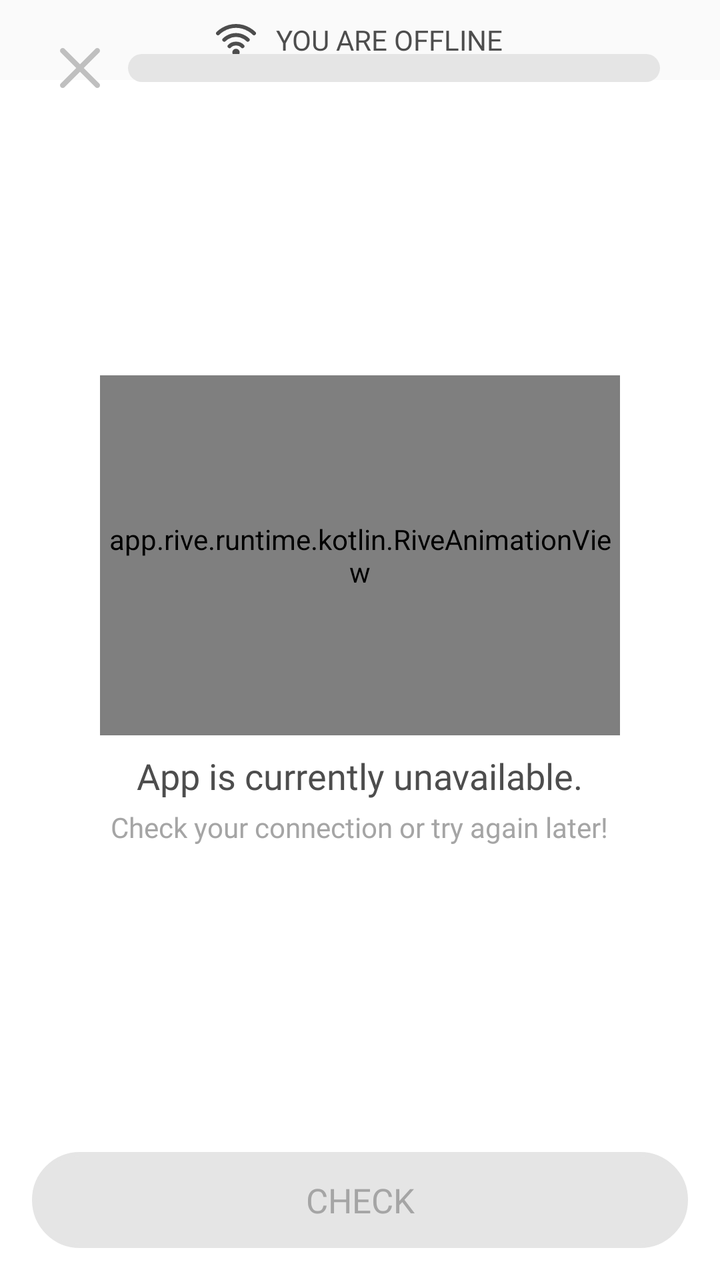
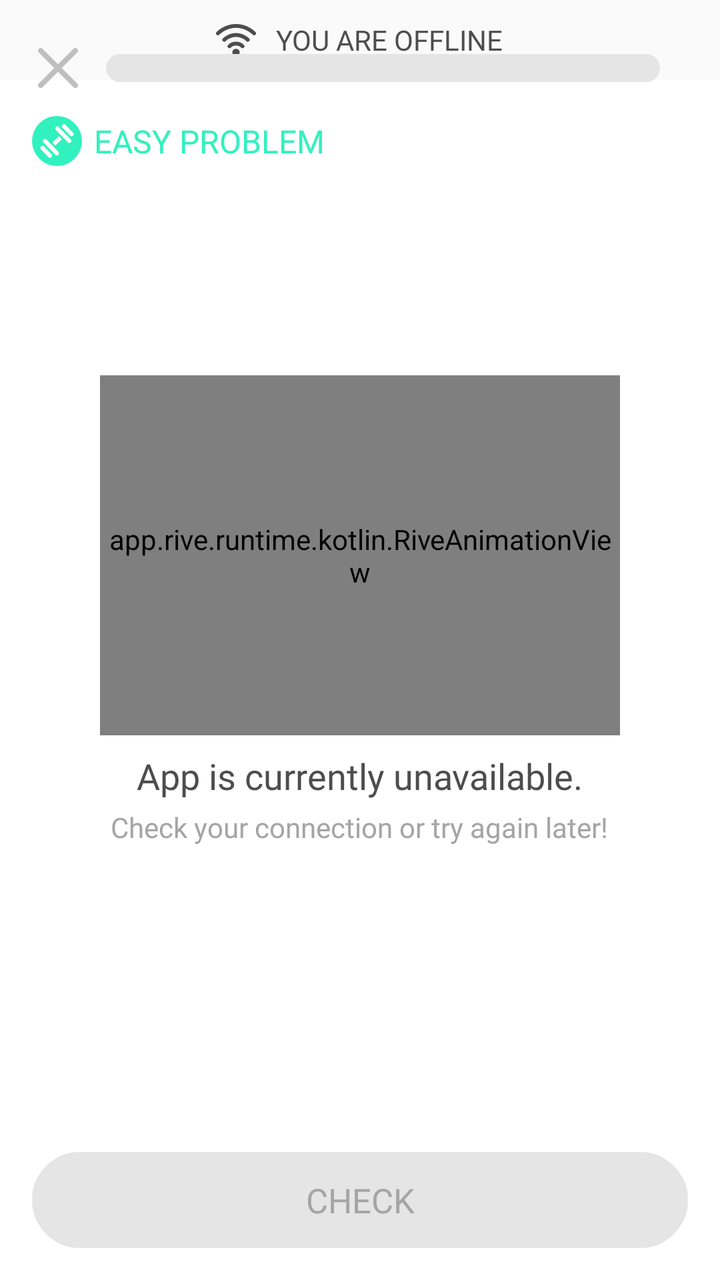

Before-and-after screenshots of an Android layout around one commit, followed by the original layout XML and the change that was made.
<!-- AndroidManifest.xml: application theme Theme.Tetragon -->
<!-- res/layout/activity_question_qctivity.xml -->
<?xml version="1.0" encoding="utf-8"?>
<androidx.constraintlayout.widget.ConstraintLayout xmlns:android="http://schemas.android.com/apk/res/android"
    xmlns:app="http://schemas.android.com/apk/res-auto"
    xmlns:tools="http://schemas.android.com/tools"
    android:id="@+id/main"
    android:layout_width="match_parent"
    android:layout_height="match_parent"
    android:background="@color/white"
    android:fitsSystemWindows="true"
    tools:context=".questions.questionMathFirstGrade.Math1GradeQuestionActivity">

    <LinearLayout
        android:id="@+id/internetConnection"
        android:layout_width="match_parent"
        android:layout_height="wrap_content"
        android:orientation="horizontal"
        android:gravity="center"
        android:padding="10dp"
        android:background="@color/gray_3"
        app:layout_constraintTop_toTopOf="parent"
        app:layout_constraintStart_toStartOf="parent"
        app:layout_constraintEnd_toEndOf="parent">

        <ImageView
            android:layout_width="20dp"
            android:layout_height="20dp"
            android:src="@drawable/internet_lost"
            android:layout_marginEnd="10dp" />

        <TextView
            android:layout_width="wrap_content"
            android:layout_height="wrap_content"
            android:text="@string/you_are_offline"
            android:textColor="@color/black_3"
            android:fontFamily="@font/inter_semibold"
            android:textSize="14sp"/>

    </LinearLayout>

    <LinearLayout
        android:id="@+id/offlineContainer"
        android:layout_width="0dp"
        android:layout_height="0dp"
        android:gravity="center"
        android:orientation="vertical"
        android:padding="16dp"
        app:layout_constraintBottom_toBottomOf="@+id/stateContainer"
        app:layout_constraintEnd_toEndOf="parent"
        app:layout_constraintStart_toStartOf="parent"
        app:layout_constraintTop_toBottomOf="@id/internetConnection">

        <app.rive.runtime.kotlin.RiveAnimationView
            android:id="@+id/internet_mr_square"
            android:layout_width="260dp"
            android:layout_height="180dp"
            app:riveAutoPlay="true"
            app:riveResource="@raw/no_internet_mr_square"
            app:riveStateMachine="State Machine 1" />

        <TextView
            android:id="@+id/offlineTitle"
            android:layout_width="wrap_content"
            android:layout_height="wrap_content"
            android:layout_marginTop="8dp"
            android:fontFamily="@font/inter_semibold"
            android:text="App is currently unavailable."
            android:textColor="@color/black_3"
            android:textSize="18sp" />

        <TextView
            android:id="@+id/offlineSubtitle"
            android:layout_width="wrap_content"
            android:layout_height="wrap_content"
            android:layout_marginTop="4dp"
            android:fontFamily="@font/inter_medium"
            android:gravity="center"
            android:text="Check your connection or try again later!"
            android:textAlignment="center"
            android:textColor="@color/gray_1"
            android:textSize="14sp" />

    </LinearLayout>


    <androidx.constraintlayout.widget.ConstraintLayout
        android:id="@+id/topBarContainer"
        android:layout_width="match_parent"
        android:layout_height="wrap_content"
        android:paddingStart="16dp"
        android:paddingTop="10dp"
        android:paddingEnd="16dp"
        app:layout_constraintEnd_toEndOf="parent"
        app:layout_constraintStart_toStartOf="parent"
        app:layout_constraintTop_toTopOf="parent">

        
        <ImageView
            android:id="@+id/exit_btn"
            android:layout_width="48dp"
            android:layout_height="48dp"
            android:padding="14dp"
            android:src="@drawable/exit_btn"
            app:layout_constraintBottom_toBottomOf="parent"
            app:layout_constraintStart_toStartOf="parent"
            app:layout_constraintTop_toTopOf="parent" />

        
        <ProgressBar
            android:id="@+id/progressBar"
            style="?android:attr/progressBarStyleHorizontal"
            android:layout_width="0dp"
            android:layout_height="14dp"
            android:layout_marginEnd="14dp"
            android:indeterminate="false"
            android:max="10"
            android:progressDrawable="@drawable/custom_progress_bar"
            app:layout_constraintBottom_toBottomOf="parent"
            app:layout_constraintEnd_toEndOf="parent"
            app:layout_constraintStart_toEndOf="@+id/exit_btn"
            app:layout_constraintTop_toTopOf="parent"
            tools:progress="7" />

    </androidx.constraintlayout.widget.ConstraintLayout>

    
    <FrameLayout
        android:id="@+id/questionFragmentContainer"
        android:layout_width="0dp"
        android:layout_height="0dp"
        app:layout_constraintBottom_toTopOf="@+id/btnBackground"
        app:layout_constraintEnd_toEndOf="parent"
        app:layout_constraintStart_toStartOf="parent"
        app:layout_constraintTop_toBottomOf="@+id/topBarContainer" />

    <FrameLayout
        android:id="@+id/stateContainer"
        android:layout_width="match_parent"
        android:layout_height="wrap_content"
        android:background="@color/green_3"
        android:visibility="invisible"
        app:layout_constraintBottom_toTopOf="@+id/btnBackground"
        app:layout_constraintEnd_toEndOf="parent"
        app:layout_constraintStart_toStartOf="parent">

        <androidx.constraintlayout.widget.ConstraintLayout
            android:layout_width="match_parent"
            android:layout_height="match_parent"
            android:padding="16dp">

            <LinearLayout
                android:layout_width="wrap_content"
                android:layout_height="wrap_content"
                android:gravity="center"
                android:orientation="horizontal"
                app:layout_constraintStart_toStartOf="parent"
                app:layout_constraintTop_toTopOf="parent">

                <ImageView
                    android:id="@+id/circleState"
                    android:layout_width="36dp"
                    android:layout_height="36dp"
                    android:src="@drawable/correct_tick_icon"
                    app:layout_constraintStart_toStartOf="parent"
                    app:layout_constraintTop_toTopOf="parent" />

                <LinearLayout
                    android:layout_width="wrap_content"
                    android:layout_height="wrap_content"
                    android:orientation="vertical">

                    <TextView
                        android:id="@+id/stateAnswer"
                        android:layout_width="wrap_content"
                        android:layout_height="wrap_content"
                        android:layout_marginStart="10dp"
                        android:fontFamily="@font/inter_semibold"
                        android:text="Correct!"
                        android:textColor="@color/text_color"
                        android:textSize="18sp"
                        app:layout_constraintStart_toEndOf="@+id/imageView2"
                        tools:layout_editor_absoluteY="16dp" />

                    <TextView
                        android:id="@+id/answer"
                        android:layout_width="wrap_content"
                        android:layout_height="wrap_content"
                        android:layout_marginStart="10dp"
                        android:fontFamily="@font/inter_semibold"
                        android:text="Answer: 2"
                        android:textColor="@color/text_color"
                        android:textSize="14sp"
                        android:visibility="gone"
                        app:layout_constraintStart_toEndOf="@+id/imageView2"
                        tools:layout_editor_absoluteY="16dp" />

                </LinearLayout>
            </LinearLayout>

        </androidx.constraintlayout.widget.ConstraintLayout>
    </FrameLayout>

    <androidx.constraintlayout.widget.ConstraintLayout
        android:id="@+id/btnBackground"
        android:layout_width="match_parent"
        android:layout_height="wrap_content"
        android:paddingStart="16dp"
        android:paddingEnd="16dp"
        android:paddingBottom="16dp"
        android:background="@color/white"
        app:layout_constraintBottom_toBottomOf="parent"
        app:layout_constraintEnd_toEndOf="parent"
        app:layout_constraintStart_toStartOf="parent">

        
        <FrameLayout
            android:id="@+id/check_btn_container"
            android:layout_width="0dp"
            android:layout_height="wrap_content"
            android:clipChildren="false"
            android:clipToPadding="false"
            android:paddingBottom="5dp"
            app:layout_constraintBottom_toBottomOf="parent"
            app:layout_constraintEnd_toEndOf="parent"
            app:layout_constraintStart_toStartOf="parent">

            
            <FrameLayout
                android:id="@+id/check_enabled_btn_container"
                android:layout_width="match_parent"
                android:layout_height="wrap_content"
                android:visibility="invisible">

                <View
                    android:id="@+id/check_enabled_button_background"
                    android:layout_width="match_parent"
                    android:layout_height="48dp"
                    android:background="@drawable/custom_button"
                    android:backgroundTint="@color/blue_1"
                    android:translationY="5dp" />

                <Button
                    android:id="@+id/check_enabled_btn"
                    android:layout_width="match_parent"
                    android:layout_height="48dp"
                    android:background="@drawable/custom_button"
                    android:fontFamily="@font/inter_semibold"
                    android:stateListAnimator="@drawable/button_animator"
                    android:text="@string/check"
                    android:textColor="@color/white"
                    android:textSize="17sp"
                    app:backgroundTint="@color/blue_2" />
            </FrameLayout>

            
            <FrameLayout
                android:id="@+id/check_disabled_btn_container"
                android:layout_width="match_parent"
                android:layout_height="wrap_content"
                android:visibility="visible">

                
                <View
                    android:layout_width="match_parent"
                    android:layout_height="48dp"
                    android:background="@drawable/custom_button"
                    android:backgroundTint="@color/gray_2"
                    android:translationY="5dp" />

                
                <TextView
                    android:id="@+id/check_disabled_btn"
                    android:layout_width="match_parent"
                    android:layout_height="48dp"
                    android:fontFamily="@font/inter_semibold"
                    android:gravity="center"
                    android:text="@string/check"
                    android:textColor="@color/gray_1"
                    android:textSize="17sp"
                    android:translationY="5dp" />
            </FrameLayout>
        </FrameLayout>

        
        <FrameLayout
            android:id="@+id/see_btn_container"
            android:layout_width="0dp"
            android:layout_height="wrap_content"
            android:layout_marginBottom="8dp"
            android:clipChildren="false"
            android:clipToPadding="false"
            android:paddingBottom="5dp"
            android:visibility="gone"
            app:layout_constraintBottom_toTopOf="@+id/check_btn_container"
            app:layout_constraintEnd_toEndOf="parent"
            app:layout_constraintStart_toStartOf="parent">

            
            <FrameLayout
                android:id="@+id/see_enabled_btn_container"
                android:layout_width="match_parent"
                android:layout_height="wrap_content"
                android:visibility="visible">

                <View
                    android:id="@+id/see_enabled_button_background"
                    android:layout_width="match_parent"
                    android:layout_height="48dp"
                    android:background="@drawable/custom_button"
                    android:backgroundTint="@color/gray_2"
                    android:translationY="5dp" />

                <Button
                    android:id="@+id/see_enabled_btn"
                    android:layout_width="match_parent"
                    android:layout_height="48dp"
                    android:background="@drawable/custom_button"
                    android:fontFamily="@font/inter_semibold"
                    android:stateListAnimator="@drawable/button_animator"
                    android:text="SEE SOLUTION"
                    android:textColor="@color/text_color"
                    android:textSize="17sp"
                    app:backgroundTint="@color/gray_3" />
            </FrameLayout>
        </FrameLayout>
    </androidx.constraintlayout.widget.ConstraintLayout>

    <app.rive.runtime.kotlin.RiveAnimationView
        android:id="@+id/correct_mr_square"
        android:layout_width="170dp"
        android:layout_height="120dp"
        android:visibility="invisible"
        app:layout_constraintBottom_toTopOf="@+id/stateContainer"
        app:layout_constraintEnd_toEndOf="parent"
        app:riveAutoPlay="false"
        app:riveResource="@raw/mr_square_correct"
        app:riveStateMachine="State Machine 1" />

</androidx.constraintlayout.widget.ConstraintLayout>
<!-- resources referenced by this layout -->
<resources>
  <color name="black_3">#4d4d4d</color>
  <color name="blue_1">#0d9ffb</color>
  <color name="blue_2">#11C7FF</color>
  <color name="gray_1">#A5A5A5</color>
  <color name="gray_2">#E5E5E5</color>
  <color name="gray_3">#FAFAFA</color>
  <color name="green_3">#9FFFEC</color>
  <color name="text_color">#64748b</color>
  <color name="white">#FFFFFFFF</color>
  <!-- drawable button_animator (drawable) -->
  <?xml version="1.0" encoding="utf-8"?>
  <selector xmlns:android="http://schemas.android.com/apk/res/android">
  
      
      <item android:state_pressed="true">
          <objectAnimator
              android:propertyName="translationY"
              android:valueTo="5dp"
              android:duration="0" />
      </item>
  
      
      <item>
          <objectAnimator
              android:propertyName="translationY"
              android:valueTo="0dp"
              android:duration="0" />
      </item>
  
  </selector>
  <!-- drawable custom_button (drawable) -->
  <?xml version="1.0" encoding="utf-8"?>
  <shape xmlns:android="http://schemas.android.com/apk/res/android"
      android:shape="rectangle">
      <solid android:color="#ffffff"/>
      <stroke android:color="#e5e5e5"
          android:width="2dp"/>
      <corners android:radius="100dp"/>
  </shape>
  <string name="check">CHECK</string>
  <string name="you_are_offline">YOU ARE OFFLINE</string>
  <style name="Theme.Tetragon" parent="Base.Theme.Tetragon" />
  <style name="Base.Theme.Tetragon" parent="Theme.Material3.DayNight.NoActionBar">
          <item name="android:statusBarColor">@color/white</item>
          <item name="android:navigationBarColor">@color/white</item>
          <item name="android:windowLightStatusBar">true</item>
  
          <item name="android:windowBackground">@color/white</item>
          <item name="android:colorBackground">@color/white</item>
  
          <item name="android:windowIsTranslucent">false</item>
      </style>
  <!-- unchanged entries left out for length: 4 -->
</resources>

<!-- the commit's change to res/layout/activity_question_qctivity.xml (unified diff, before → after) -->
@@ -86,7 +86,7 @@
         android:id="@+id/topBarContainer"
         android:layout_width="match_parent"
         android:layout_height="wrap_content"
-        android:paddingStart="16dp"
+        android:paddingStart="5dp"
         android:paddingTop="10dp"
         android:paddingEnd="16dp"
         app:layout_constraintEnd_toEndOf="parent"
@@ -123,14 +123,44 @@
     </androidx.constraintlayout.widget.ConstraintLayout>
 
     
+    <LinearLayout
+        android:id="@+id/complexityContainer"
+        android:layout_width="wrap_content"
+        android:layout_height="wrap_content"
+        android:layout_marginStart="16dp"
+        android:gravity="center_vertical"
+        android:orientation="horizontal"
+        app:layout_constraintStart_toStartOf="parent"
+        app:layout_constraintTop_toBottomOf="@+id/topBarContainer">
+
+        <ImageView
+            android:id="@+id/complexityIcon"
+            android:layout_width="25dp"
+            android:layout_height="25dp"
+            android:src="@drawable/easy" />
+
+        <TextView
+            android:id="@+id/complexityText"
+            android:layout_width="wrap_content"
+            android:layout_height="wrap_content"
+            android:fontFamily="@font/inter_semibold"
+            android:text="@string/complexity_easy"
+            android:textColor="@color/green_1"
+            android:layout_marginStart="6dp"
+            android:textSize="16dp" />
+
+    </LinearLayout>
+
+    
     <FrameLayout
         android:id="@+id/questionFragmentContainer"
         android:layout_width="0dp"
         android:layout_height="0dp"
+        android:layout_marginTop="10dp"
         app:layout_constraintBottom_toTopOf="@+id/btnBackground"
         app:layout_constraintEnd_toEndOf="parent"
         app:layout_constraintStart_toStartOf="parent"
-        app:layout_constraintTop_toBottomOf="@+id/topBarContainer" />
+        app:layout_constraintTop_toBottomOf="@+id/complexityContainer" />
 
     <FrameLayout
         android:id="@+id/stateContainer"
<!-- resource entries referenced after the edit -->
@@ -6,6 +6,7 @@
   <color name="gray_1">#A5A5A5</color>
   <color name="gray_2">#E5E5E5</color>
   <color name="gray_3">#FAFAFA</color>
+  <color name="green_1">#31f1be</color>
   <color name="green_3">#9FFFEC</color>
   <color name="text_color">#64748b</color>
   <color name="white">#FFFFFFFF</color>
@@ -39,7 +40,33 @@
           android:width="2dp"/>
       <corners android:radius="100dp"/>
   </shape>
+  <!-- drawable easy (drawable) -->
+  <vector xmlns:android="http://schemas.android.com/apk/res/android"
+      android:width="65.63dp"
+      android:height="65.63dp"
+      android:viewportWidth="65.63"
+      android:viewportHeight="65.63">
+    <path
+        android:pathData="M32.81,32.81m-32.81,0a32.81,32.81 0,1 1,65.62 0a32.81,32.81 0,1 1,-65.62 0"
+        android:fillColor="#31f1be"/>
+    <path
+        android:pathData="M25.53,54.12h0c-1.09,1.06 -2.68,1.18 -3.56,0.26l-10.56,-11.01c-0.87,-0.91 -0.7,-2.51 0.39,-3.57h0c1.09,-1.06 2.68,-1.18 3.56,-0.26l10.56,11.01c0.87,0.91 0.7,2.51 -0.39,3.57Z"
+        android:fillColor="#fff"/>
+    <path
+        android:pathData="M26.765,34.822l8.605,-8.307l3.827,3.964l-8.605,8.307z"
+        android:fillColor="#fff"/>
+    <path
+        android:pathData="M15.122,30.781L15.122,30.781A2.75,2.75 66.01,0 1,19.01 30.849L34.561,46.958A2.75,2.75 89.348,0 1,34.492 50.846L34.492,50.846A2.75,2.75 89.348,0 1,30.604 50.778L15.053,34.669A2.75,2.75 66.01,0 1,15.122 30.781z"
+        android:fillColor="#fff"/>
+    <path
+        android:pathData="M40.1,11.51h0c1.09,-1.06 2.68,-1.18 3.56,-0.26l10.56,11.01c0.87,0.91 0.7,2.51 -0.39,3.57h0c-1.09,1.06 -2.68,1.18 -3.56,0.26l-10.56,-11.01c-0.87,-0.91 -0.7,-2.51 0.39,-3.57Z"
+        android:fillColor="#fff"/>
+    <path
+        android:pathData="M50.812,34.532L50.812,34.532A2.75,2.75 77.063,0 1,46.923 34.463L31.372,18.354A2.75,2.75 90.969,0 1,31.441 14.466L31.441,14.466A2.75,2.75 90.969,0 1,35.329 14.534L50.88,30.643A2.75,2.75 77.063,0 1,50.812 34.532z"
+        android:fillColor="#fff"/>
+  </vector>
   <string name="check">CHECK</string>
+  <string name="complexity_easy">EASY PROBLEM</string>
   <string name="you_are_offline">YOU ARE OFFLINE</string>
   <style name="Theme.Tetragon" parent="Base.Theme.Tetragon" />
   <style name="Base.Theme.Tetragon" parent="Theme.Material3.DayNight.NoActionBar">
